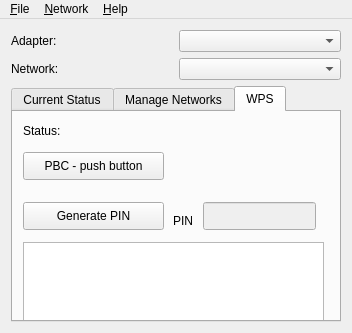
Before: the Qt Designer form wpa_supplicant/wpa_gui-qt4/wpagui.ui in vanhoefm/krackattacks-scripts, drawn with Qt 5.
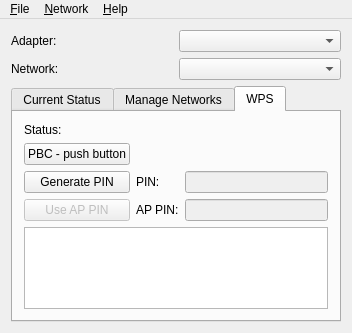
After: the same form once the commit is applied. The open tabs and pages were chosen to show the change. Icons and pictures are not drawn.

Patch:
```diff
--- a/wpa_supplicant/wpa_gui-qt4/wpagui.ui
+++ b/wpa_supplicant/wpa_gui-qt4/wpagui.ui
@@ -293,100 +293,84 @@
        <attribute name="title" >
         <string>WPS</string>
        </attribute>
+       <layout class="QGridLayout" name="gridLayout" >
+        <item row="0" column="0" >
+         <widget class="QLabel" name="label_2" >
+          <property name="text" >
+           <string>Status:</string>
+          </property>
+         </widget>
+        </item>
+        <item row="0" column="1" colspan="3" >
+         <widget class="QLabel" name="wpsStatusText" >
+          <property name="text" >
+           <string/>
+          </property>
+         </widget>
+        </item>
+        <item row="1" column="0" colspan="2" >
        <widget class="QPushButton" name="wpsPbcButton" >
-        <property name="geometry" >
-         <rect>
-          <x>10</x>
-          <y>40</y>
-          <width>141</width>
-          <height>28</height>
-         </rect>
-        </property>
         <property name="text" >
          <string>PBC - push button</string>
         </property>
        </widget>
+        </item>
+        <item row="2" column="0" colspan="2" >
        <widget class="QPushButton" name="wpsPinButton" >
-        <property name="geometry" >
-         <rect>
-          <x>10</x>
-          <y>90</y>
-          <width>141</width>
-          <height>28</height>
-         </rect>
-        </property>
         <property name="text" >
          <string>Generate PIN</string>
         </property>
        </widget>
+        </item>
+        <item row="2" column="2" >
        <widget class="QLabel" name="label" >
-        <property name="geometry" >
-         <rect>
-          <x>160</x>
-          <y>100</y>
-          <width>21</width>
-          <height>18</height>
-         </rect>
-        </property>
         <property name="text" >
-         <string>PIN</string>
-        </property>
-       </widget>
+           <string>PIN:</string>
+          </property>
+         </widget>
+        </item>
+        <item row="2" column="3" >
        <widget class="QLineEdit" name="wpsPinEdit" >
         <property name="enabled" >
          <bool>false</bool>
         </property>
-        <property name="geometry" >
-         <rect>
-          <x>190</x>
-          <y>90</y>
-          <width>113</width>
-          <height>28</height>
-         </rect>
-        </property>
         <property name="readOnly" >
          <bool>true</bool>
         </property>
        </widget>
-       <widget class="QLabel" name="label_2" >
-        <property name="geometry" >
-         <rect>
-          <x>10</x>
-          <y>10</y>
-          <width>41</width>
-          <height>18</height>
-         </rect>
+        </item>
+        <item row="3" column="0" colspan="2" >
+         <widget class="QPushButton" name="wpsApPinButton" >
+          <property name="enabled" >
+           <bool>false</bool>
         </property>
         <property name="text" >
-         <string>Status:</string>
-        </property>
-       </widget>
-       <widget class="QLabel" name="wpsStatusText" >
-        <property name="geometry" >
-         <rect>
-          <x>70</x>
-          <y>10</y>
-          <width>231</width>
-          <height>18</height>
-         </rect>
-        </property>
+           <string>Use AP PIN</string>
+          </property>
+         </widget>
+        </item>
+        <item row="3" column="2" >
+         <widget class="QLabel" name="label_3" >
         <property name="text" >
-         <string/>
-        </property>
-       </widget>
+           <string>AP PIN:</string>
+          </property>
+         </widget>
+        </item>
+        <item row="3" column="3" >
+         <widget class="QLineEdit" name="wpsApPinEdit" >
+          <property name="enabled" >
+           <bool>false</bool>
+          </property>
+         </widget>
+        </item>
+        <item row="4" column="0" colspan="4" >
        <widget class="QTextEdit" name="wpsInstructions" >
-        <property name="geometry" >
-         <rect>
-          <x>10</x>
-          <y>130</y>
-          <width>301</width>
-          <height>91</height>
-         </rect>
-        </property>
         <property name="readOnly" >
          <bool>true</bool>
         </property>
        </widget>
+        </item>
+       </layout>
       </widget>
      </widget>
     </item>
```
Lines whose indentation alone changed are shown as unchanged.
